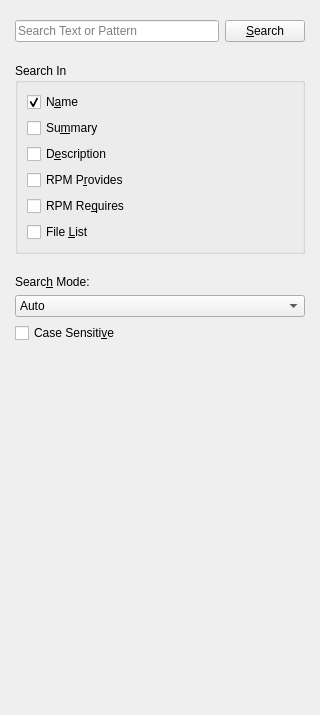
This is src/search-filter-view.ui in shundhammer/yqpkg as Qt 5 draws it before an edit. The edited form follows.
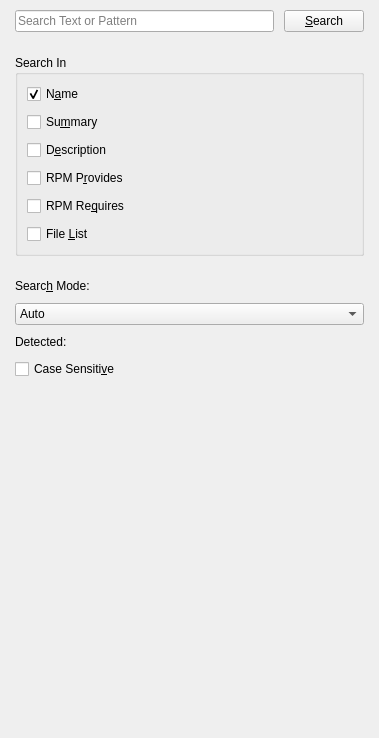
This is the edited form.

Commit message: Search filter mode is scrollable again for secondary filters

Diff of the .ui file:
```diff
--- a/src/search-filter-view.ui
+++ b/src/search-filter-view.ui
@@ -6,25 +6,64 @@
    <rect>
     <x>0</x>
     <y>0</y>
-    <width>320</width>
-    <height>715</height>
+    <width>379</width>
+    <height>738</height>
    </rect>
   </property>
   <property name="windowTitle">
    <string>Form</string>
   </property>
-  <layout class="QVBoxLayout" name="verticalLayout_2">
+  <layout class="QVBoxLayout" name="outerLayout">
+   <property name="spacing">
+    <number>12</number>
+   </property>
    <property name="leftMargin">
+    <number>0</number>
+   </property>
+   <property name="topMargin">
+    <number>0</number>
+   </property>
+   <property name="rightMargin">
+    <number>0</number>
+   </property>
+   <property name="bottomMargin">
+    <number>0</number>
+   </property>
+   <item>
+    <widget class="QScrollArea" name="scrollArea">
+     <property name="frameShape">
+      <enum>QFrame::NoFrame</enum>
+     </property>
+     <property name="lineWidth">
+      <number>0</number>
+     </property>
+     <property name="widgetResizable">
+      <bool>true</bool>
+     </property>
+     <widget class="QWidget" name="scrollAreaWidgetContents">
+      <property name="geometry">
+       <rect>
+        <x>0</x>
+        <y>0</y>
+        <width>379</width>
+        <height>738</height>
+       </rect>
+      </property>
+      <layout class="QVBoxLayout" name="verticalLayout_3">
+       <property name="spacing">
+        <number>10</number>
+       </property>
+       <property name="leftMargin">
     <number>15</number>
    </property>
    <property name="topMargin">
-    <number>20</number>
+        <number>10</number>
    </property>
    <property name="rightMargin">
     <number>15</number>
    </property>
    <property name="bottomMargin">
-    <number>20</number>
+        <number>10</number>
    </property>
    <item>
     <layout class="QHBoxLayout" name="searchTextHBox">
@@ -63,8 +102,8 @@
      </property>
      <property name="sizeHint" stdset="0">
       <size>
-       <width>20</width>
-       <height>15</height>
+           <width>17</width>
+           <height>13</height>
       </size>
      </property>
     </spacer>
@@ -75,6 +114,9 @@
       <string>Search In</string>
      </property>
      <layout class="QVBoxLayout" name="verticalLayout">
+          <property name="spacing">
+           <number>8</number>
+          </property>
       <item>
        <widget class="QCheckBox" name="searchInName">
         <property name="text">
@@ -133,8 +175,8 @@
      </property>
      <property name="sizeHint" stdset="0">
       <size>
-       <width>20</width>
-       <height>15</height>
+           <width>17</width>
+           <height>13</height>
       </size>
      </property>
     </spacer>
@@ -187,6 +229,13 @@
      </item>
     </layout>
    </item>
+       <item>
+        <widget class="QLabel" name="detectedAutoMode">
+         <property name="text">
+          <string>Detected:</string>
+         </property>
+        </widget>
+       </item>
    <item>
     <widget class="QCheckBox" name="caseSensitive">
      <property name="text">
@@ -201,11 +250,15 @@
      </property>
      <property name="sizeHint" stdset="0">
       <size>
-       <width>20</width>
-       <height>234</height>
+           <width>17</width>
+           <height>240</height>
       </size>
      </property>
     </spacer>
+       </item>
+      </layout>
+     </widget>
+    </widget>
    </item>
   </layout>
  </widget>
```
Lines whose indentation alone changed are shown as unchanged. The commit also changes 1 other file.
